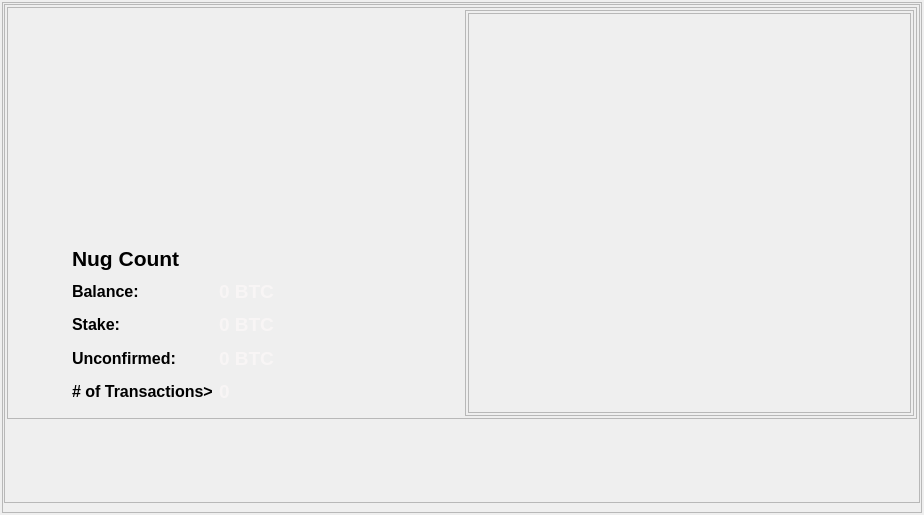
Qt form src/qt/forms/overviewpage.ui (FourTwentyOne/421) before a commit.
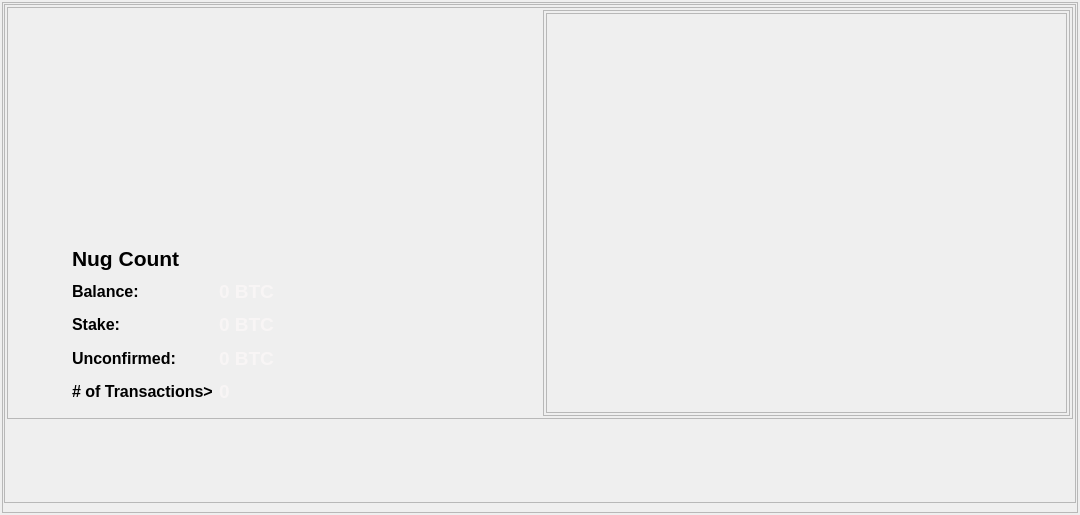
The same form after that commit. Icons and pictures are not drawn.

Commit message: swap info button

```diff
--- a/src/qt/forms/overviewpage.ui
+++ b/src/qt/forms/overviewpage.ui
@@ -6,7 +6,7 @@
    <rect>
     <x>0</x>
     <y>0</y>
-    <width>924</width>
+    <width>1080</width>
     <height>515</height>
    </rect>
   </property>
@@ -191,7 +191,7 @@
                </size>
               </property>
               <property name="text">
-               <string>&lt;html&gt;&lt;head/&gt;&lt;body&gt;&lt;p&gt;&lt;a href=&quot;https://www.unnamed.exchange/CoinInfo?id=421&quot;&gt;&lt;img src=&quot;:/images/res/images/swap.png&quot;/&gt;&lt;/a&gt;&lt;/p&gt;&lt;/body&gt;&lt;/html&gt;</string>
+               <string>&lt;html&gt;&lt;head/&gt;&lt;body&gt;&lt;p&gt;&lt;a href=&quot;https://sites.google.com/view/nerdlabs001/development/421four20one&quot;&gt;&lt;img src=&quot;:/images/res/images/swap.png&quot;/&gt;&lt;/a&gt;&lt;/p&gt;&lt;/body&gt;&lt;/html&gt;</string>
               </property>
               <property name="scaledContents">
                <bool>false</bool>
```
The commit also changes 209 other files.
